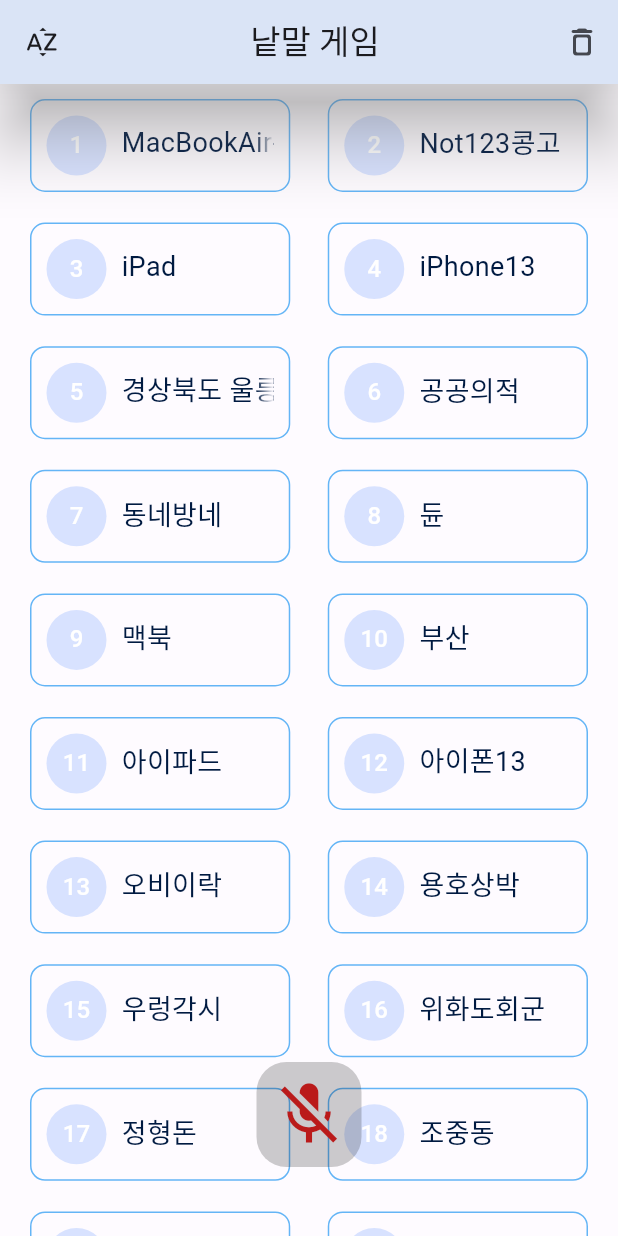
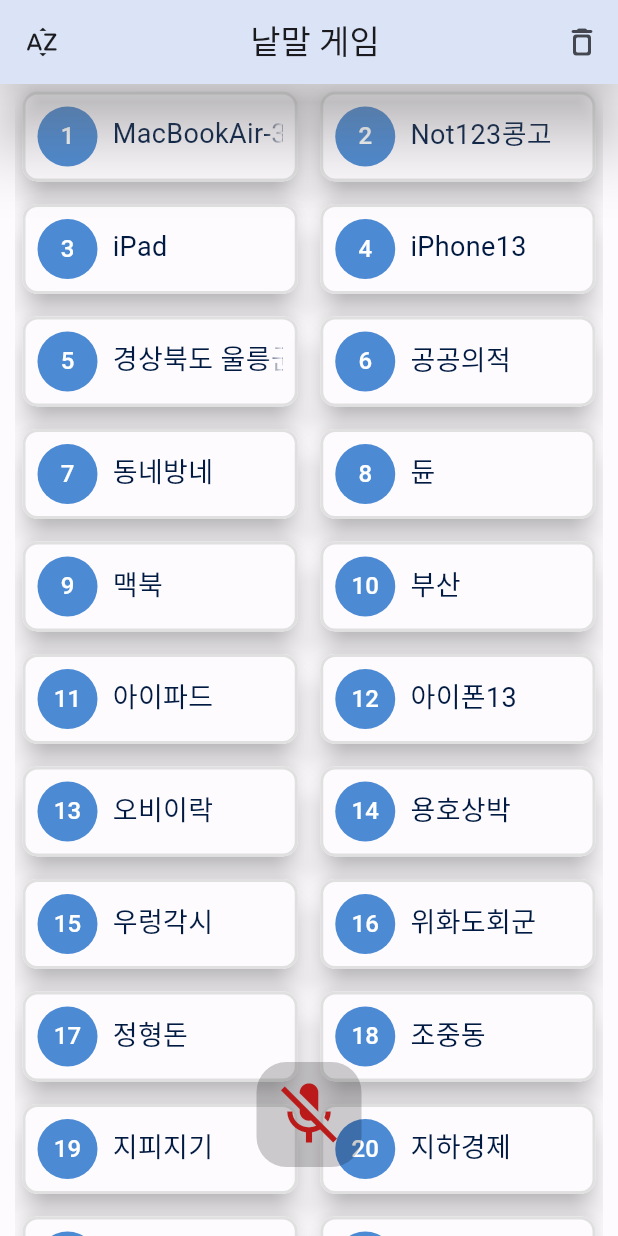
Before and after one commit to juno-flutter/stt_game, a Flutter app: the screen it shows after launch, after a tap on the "access time" icon, on a phone screen of 412 x 824 dp. Run offline on Flutter 3.47's test engine with Material 2 defaults, Android fonts, the phone set to English and light mode, and no system bars; our stand-ins replace get, speech_to_text; missing offline and left inert: dart:html.

Commit message:
Card Widget 사용.

```diff
--- a/lib/my_home_page.dart
+++ b/lib/my_home_page.dart
@@ -3,6 +3,7 @@ import 'package:flutter/material.dart';
 
 // import 'package:flutter/foundation.dart';
 import 'package:get/get.dart';
+import 'package:intl/intl.dart';
 import 'package:speech_to_text/speech_recognition_result.dart';
 import 'package:speech_to_text/speech_to_text.dart';
 import 'package:stt_game/color_schemes.g.dart';
@@ -169,15 +170,16 @@ class MyHomePageState extends State<MyHomePage> {
       body: Container(
         padding: const EdgeInsets.fromLTRB(10, 0, 10, 0),
         // margin: const EdgeInsets.fromLTRB(10, 10, 10, 10),
-        child: GetX<WordListController>(builder: (controller) {
+        child: GetX<WordListController>(
+          builder: (controller) {
             return GridView.builder(
               controller: _scrollController,
               gridDelegate: const SliverGridDelegateWithMaxCrossAxisExtent(
                 maxCrossAxisExtent: 300,
                 mainAxisSpacing: 5,
                 crossAxisSpacing: 5,
-              childAspectRatio: 2.5,
-              // mainAxisExtent: 100,
+                childAspectRatio: 2.7,
+                mainAxisExtent: 70,
               ),
               // const SliverGridDelegateWithFixedCrossAxisCount(
               //   crossAxisCount: 2,
@@ -188,112 +190,34 @@ class MyHomePageState extends State<MyHomePage> {
               // ),
               itemCount: controller.wordItems.length,
               itemBuilder: (_, index) {
-              return Dismissible(
-                key: Key(controller.wordItems[index].word),
-                onDismissed: (dd) {
-                  controller.removeWordList(index: index);
-                },
-                dragStartBehavior: DragStartBehavior.start,
-                direction: DismissDirection.endToStart,
-                confirmDismiss: (DismissDirection dir) async => dir == DismissDirection.endToStart,
-                background: Container(
-                  margin: const EdgeInsets.only(bottom: 0, top: 10, left: 0, right: 0),
-                  padding: const EdgeInsets.all(10),
-                  // width: 300,
-                  decoration: BoxDecoration(
-                    color: Colors.red[300],
+                return Card(
+                  margin: const EdgeInsets.fromLTRB(5, 5, 5, 5),
+                  elevation: 8,
+                  shadowColor: Colors.grey.shade400,
+                  shape: RoundedRectangleBorder(
                     borderRadius: BorderRadius.circular(10),
+                    side: BorderSide(color: Colors.grey.shade300, width: 2.0, style: BorderStyle.solid),
                   ),
-                  // alignment: Alignment.center,
-                  child: Row(
-                    mainAxisAlignment: MainAxisAlignment.center,
-                    children: const [
-                      Icon(
-                        Icons.delete_rounded,
-                        size: 40,
-                        // color: Colors.white,
-                      ),
-                      Text(
-                        'Delete',
-                        // style: TextStyle(color: Colors.white),
-                      ),
-                    ],
-                  ),
-                ),
-                child: InkWell(
-                  // onTap: () {},
-                  splashColor: Colors.grey.shade300,
-                  onLongPress: () async {
-                    controller.editWord.value = controller.wordItems[index].word;
-                    // controller.indexEditWord.value = index;
-                    var text = await Get.to(
-                      () => const EditWord(),
-                      transition: Transition.leftToRight,
-                      curve: Curves.easeInOutExpo,
-                      duration: const Duration(milliseconds: 500),
-                    );
-                    wordListController.wordItems[index].word = text;
-                    setState(() {});
-                  },
-                  borderRadius: BorderRadius.circular(10),
-                  radius: 70.0,
+                  child: GridTile(
+                    // header: GridTileBar(
+                    //   // backgroundColor: Colors.black26,
+                    //   title: const Text('Header'),
+                    //   subtitle: Text('Item : ${NumberFormat("000").format(index)}'),
+                    // ),
+                    // footer: GridTileBar(
+                    //   // backgroundColor: Colors.black26,
+                    //   title: const Text('Header'),
+                    //   subtitle: Text('Item : ${NumberFormat("000").format(index)}'),
+                    // ),
                     child: Container(
-                    margin: const EdgeInsets.only(bottom: 0, top: 10, left: 10, right: 10),
-                    padding: const EdgeInsets.all(10),
-                    decoration: BoxDecoration(
-                      // color: Colors.yellow,
-                      // backgroundBlendMode: BlendMode.difference,
-                      border: Border.all(color: Colors.blue.shade300),
-                      borderRadius: BorderRadius.circular(10),
-                      // shape: BoxShape.rectangle,
-                      // boxShadow: const [
-                      //   BoxShadow(
-                      //     color: Colors.grey,
-                      //     offset: Offset(2.0, 2.0),
-                      //     blurRadius: 2.0,
-                      //     spreadRadius: 0.5,
-                      //   ),
-                      // ],
-                      // gradient: LinearGradient(
-                      //   colors: [
-                      //     // Colors.white,
-                      //     // Colors.yellow.shade50,
-                      //     // Colors.blue.shade50,
-                      //     // Colors.orange.shade50,
-                      //     Colors.deepOrange.shade50,
-                      //     // Colors.pink.shade50,
-                      //     // Colors.lightBlue.shade50,
-                      //     Colors.blue.shade50,
-                      //   ],
-                      //   begin: Alignment.topLeft,
-                      //   end: Alignment.bottomRight,
-                      //   tileMode: TileMode.mirror,
-                      // ),
-                    ),
-
-                    /*Dismissible(
-                      key: ValueKey(index),
-                      // onDismissed: ,
-                      dragStartBehavior: DragStartBehavior.down,
-                      direction: DismissDirection.endToStart,
-                      confirmDismiss: (DismissDirection dir) async => dir == DismissDirection.endToStart,
-                      background: Container(
-                        width: 300,
-                        decoration: BoxDecoration(
-                          color: Colors.red[300],
-                        ),
-                        child: const Icon(
-                          Icons.delete_rounded,
-                          size: 40,
-                        ),
-                      )*/
+                      padding: const EdgeInsets.symmetric(horizontal: 10),
                       child: Row(
                         mainAxisSize: MainAxisSize.max,
                         crossAxisAlignment: CrossAxisAlignment.center,
                         children: [
                           CircleAvatar(
                             radius: 20,
-                          // backgroundColor: Theme.of(_).colorScheme.primary.withOpacity(0.5),
+                            backgroundColor: Theme.of(_).colorScheme.primary.withOpacity(0.7),
                             child: Text(
                               '${index + 1}',
                               style: TextStyle(color: Theme.of(_).colorScheme.onPrimary),
@@ -310,7 +234,7 @@ class MyHomePageState extends State<MyHomePage> {
                                 overflow: TextOverflow.fade,
                                 maxLines: 1,
                                 softWrap: false,
-                              style: TextStyle(fontSize: 18, color: lightColorScheme.onPrimaryContainer),
+                                style: TextStyle(fontSize: 18, color: Theme.of(_).colorScheme.onPrimaryContainer),
                               ),
                             ),
                           ),
@@ -321,7 +245,8 @@ class MyHomePageState extends State<MyHomePage> {
                 );
               },
             );
-        }),
+          },
+        ),
       ),
       floatingActionButtonLocation: FloatingActionButtonLocation.centerFloat,
       floatingActionButton: Padding(
```
Lines whose indentation alone changed are shown as unchanged.
